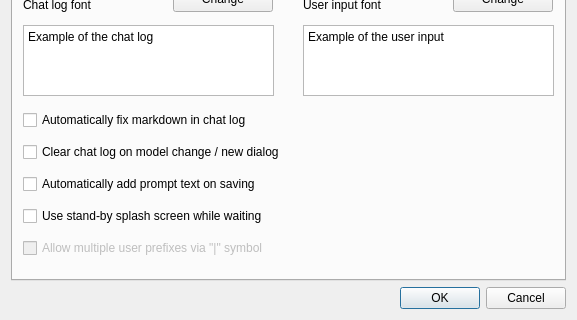
Qt form anna_graphica/settingsdialog.ui (matrixsmaster/ANNA) before a commit; both pictures show x 0 to 577 and y 142 to 462 of the 577 by 462 pixel window.
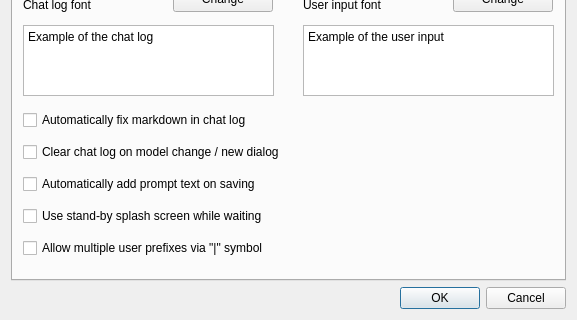
The same form after that commit. The open tabs and pages were chosen to show the change. Icons and pictures are not drawn.

Patch:
```diff
--- a/anna_graphica/settingsdialog.ui
+++ b/anna_graphica/settingsdialog.ui
@@ -1103,9 +1103,6 @@
         </item>
         <item>
          <widget class="QCheckBox" name="allowMultiUsr">
-          <property name="enabled">
-           <bool>false</bool>
-          </property>
           <property name="text">
            <string>Allow multiple user prefixes via &quot;|&quot; symbol</string>
           </property>
```
